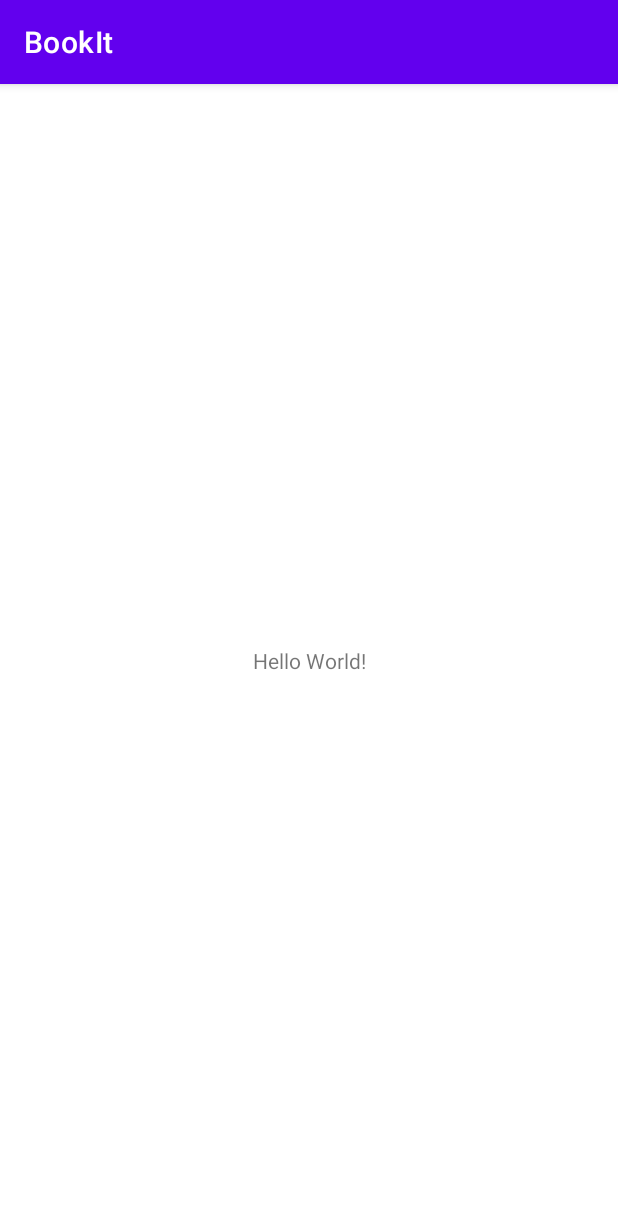
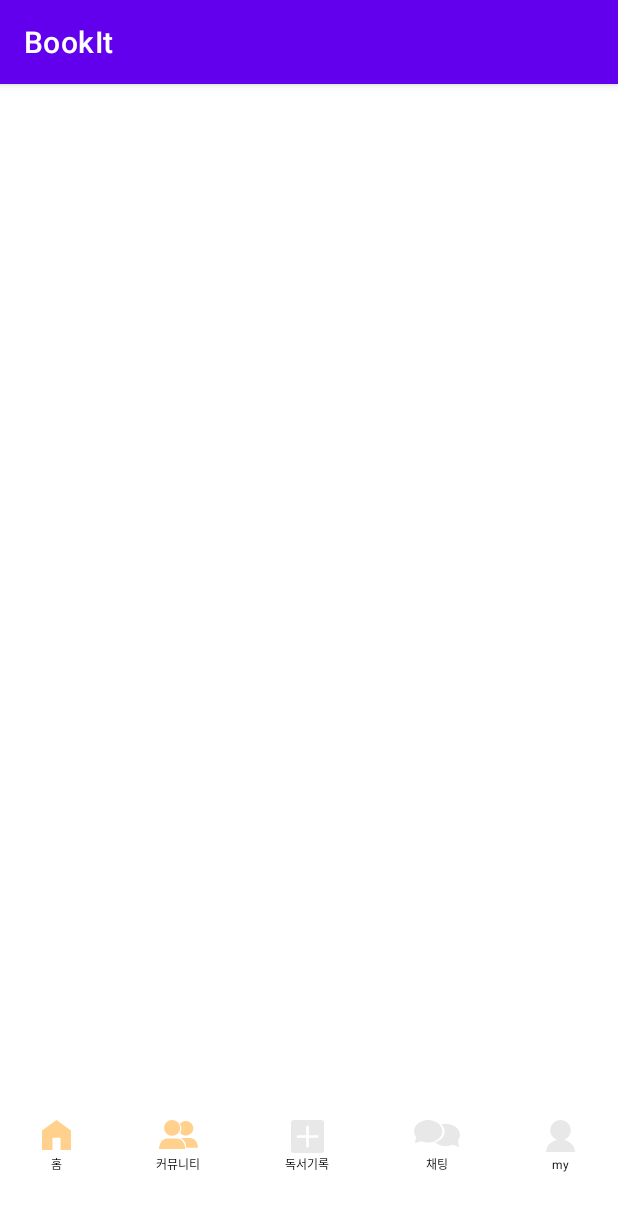
Before and after one commit to haechilim/bookIt, an Android app: the screen it shows after launch (MainActivity), on a phone screen of 412 x 824 dp. Shown: the top 1211 px of the screen. Run offline under Robolectric (Android 15) with nearby library versions, the phone set to English and light mode, and no system bars.

Commit message:
main 화면 bottom bar 디자인 구현

```diff
--- a/app/src/main/AndroidManifest.xml
+++ b/app/src/main/AndroidManifest.xml
@@ -9,7 +9,7 @@
         android:roundIcon="@mipmap/ic_launcher_round"
         android:supportsRtl="true"
         android:theme="@style/Theme.BookIt">
-        <activity android:name=".MainActivity">
+        <activity android:name=".activity.MainActivity">
             <intent-filter>
                 <action android:name="android.intent.action.MAIN" />
 
--- a/app/src/main/java/com/example/bookit/MainActivity.java
+++ b/app/src/main/java/com/example/bookit/activity/MainActivity.java
@@ -1,11 +1,12 @@
-package com.example.bookit;
+package com.example.bookit.activity;
 
 import androidx.appcompat.app.AppCompatActivity;
 
 import android.os.Bundle;
 
+import com.example.bookit.R;
+
 public class MainActivity extends AppCompatActivity {
-
     @Override
     protected void onCreate(Bundle savedInstanceState) {
         super.onCreate(savedInstanceState);
--- /dev/null
+++ b/app/src/main/res/drawable/ic_chatting.xml
@@ -0,0 +1,12 @@
+<vector xmlns:android="http://schemas.android.com/apk/res/android"
+    android:width="30.998dp"
+    android:height="18.202dp"
+    android:viewportWidth="30.998"
+    android:viewportHeight="18.202">
+  <path
+      android:pathData="M9.539,0c-5.268,0 -9.539,3.4 -9.539,7.6A6.47,6.47 0,0 0,1.385 11.556l-0.781,4.188 4.347,-1.468a11.448,11.448 0,0 0,4.588 0.936c5.268,0 9.539,-3.4 9.539,-7.6S14.808,0 9.539,0Z"
+      android:fillColor="#e8e8e8"/>
+  <path
+      android:pathData="M30.998,10.066c0,-4.2 -4.271,-7.6 -9.539,-7.6a11.73,11.73 0,0 0,-3.184 0.434,6.761 6.761,0 0,1 2.317,4.968c0,3.31 -2.652,6.125 -6.355,7.171a10.668,10.668 0,0 0,7.222 2.636,11.448 11.448,0 0,0 4.588,-0.936l4.347,1.468 -0.781,-4.188A6.47,6.47 0,0 0,30.998 10.066Z"
+      android:fillColor="#e8e8e8"/>
+</vector>
--- /dev/null
+++ b/app/src/main/res/drawable/ic_community_color.xml
@@ -0,0 +1,18 @@
+<vector xmlns:android="http://schemas.android.com/apk/res/android"
+    android:width="25.684dp"
+    android:height="19.35dp"
+    android:viewportWidth="25.684"
+    android:viewportHeight="19.35">
+  <path
+      android:pathData="M8.637,5.29m-5.29,0a5.29,5.29 0,1 1,10.58 0a5.29,5.29 0,1 1,-10.58 0"
+      android:fillColor="#ffd18d"/>
+  <path
+      android:pathData="M17.275,19.349h0c0,-3.889 -2.486,-7.042 -5.553,-7.042h-6.17c-3.067,0 -5.553,3.153 -5.553,7.042h17.275Z"
+      android:fillColor="#ffd18d"/>
+  <path
+      android:pathData="M17.708,0.655a4.878,4.878 0,0 0,-3.931 1.984,5.291 5.291,0 0,1 0.059,5.879 4.885,4.885 0,1 0,3.872 -7.864Z"
+      android:fillColor="#ffd18d"/>
+  <path
+      android:pathData="M20.552,12.023h-5.7c-0.121,0 -0.242,0.006 -0.361,0.017a7.119,7.119 0,0 1,3.364 5.848q0.065,0.314 0.108,0.639h7.713C25.684,14.933 23.388,12.023 20.552,12.023Z"
+      android:fillColor="#ffd18d"/>
+</vector>
--- /dev/null
+++ b/app/src/main/res/drawable/ic_home_color.xml
@@ -0,0 +1,9 @@
+<vector xmlns:android="http://schemas.android.com/apk/res/android"
+    android:width="19.534dp"
+    android:height="19.832dp"
+    android:viewportWidth="19.534"
+    android:viewportHeight="19.832">
+  <path
+      android:pathData="M9.766,0.004l-9.767,6.882v12.95h7.058L7.057,11.667h5.418v8.165h7.058L19.533,6.882Z"
+      android:fillColor="#ffd18d"/>
+</vector>
--- /dev/null
+++ b/app/src/main/res/drawable/ic_my.xml
@@ -0,0 +1,12 @@
+<vector xmlns:android="http://schemas.android.com/apk/res/android"
+    android:width="19.022dp"
+    android:height="21.388dp"
+    android:viewportWidth="19.022"
+    android:viewportHeight="21.388">
+  <path
+      android:pathData="M9.511,6.825m-6.825,0a6.825,6.825 0,1 1,13.65 0a6.825,6.825 0,1 1,-13.65 0"
+      android:fillColor="#e8e8e8"/>
+  <path
+      android:pathData="M9.511,12.966c-5.253,0 -9.511,3.771 -9.511,8.422h19.022C19.022,16.737 14.764,12.966 9.511,12.966Z"
+      android:fillColor="#e8e8e8"/>
+</vector>
--- /dev/null
+++ b/app/src/main/res/drawable/ic_reading_diary.xml
@@ -0,0 +1,14 @@
+<vector xmlns:android="http://schemas.android.com/apk/res/android"
+    android:width="21.886dp"
+    android:height="21.886dp"
+    android:viewportWidth="21.886"
+    android:viewportHeight="21.886">
+  <path
+      android:pathData="M2,0L19.886,0A2,2 0,0 1,21.886 2L21.886,19.886A2,2 0,0 1,19.886 21.886L2,21.886A2,2 0,0 1,0 19.886L0,2A2,2 0,0 1,2 0z"
+      android:fillColor="#e8e8e8"/>
+  <path
+      android:pathData="M10.083,18.029L10.083,11.804L3.857,11.804L3.857,10.082L10.083,10.082L10.083,3.857L11.804,3.857L11.804,10.082h6.226L18.03,11.804L11.804,11.804v6.225Z"
+      android:strokeWidth="1"
+      android:fillColor="#fff"
+      android:strokeColor="#00000000"/>
+</vector>
--- a/app/src/main/res/layout/activity_main.xml
+++ b/app/src/main/res/layout/activity_main.xml
@@ -1,18 +1,131 @@
 <?xml version="1.0" encoding="utf-8"?>
-<androidx.constraintlayout.widget.ConstraintLayout xmlns:android="http://schemas.android.com/apk/res/android"
-    xmlns:app="http://schemas.android.com/apk/res-auto"
+<LinearLayout
+    xmlns:android="http://schemas.android.com/apk/res/android"
     xmlns:tools="http://schemas.android.com/tools"
     android:layout_width="match_parent"
     android:layout_height="match_parent"
-    tools:context=".MainActivity">
+    tools:context=".activity.MainActivity"
+    android:orientation="vertical">
 
-    <TextView
-        android:layout_width="wrap_content"
-        android:layout_height="wrap_content"
-        android:text="Hello World!"
-        app:layout_constraintBottom_toBottomOf="parent"
-        app:layout_constraintLeft_toLeftOf="parent"
-        app:layout_constraintRight_toRightOf="parent"
-        app:layout_constraintTop_toTopOf="parent" />
+    <FrameLayout
+        android:layout_width="match_parent"
+        android:layout_height="0dp"
+        android:layout_weight="9" />
 
-</androidx.constraintlayout.widget.ConstraintLayout>
+    <LinearLayout
+        android:layout_width="match_parent"
+        android:layout_height="0dp"
+        android:layout_weight="1"
+        android:orientation="horizontal">
+
+        <LinearLayout
+            android:layout_width="wrap_content"
+            android:layout_height="35dp"
+            android:layout_weight="1"
+            android:orientation="vertical"
+            android:gravity="center_horizontal">
+
+            <ImageView
+                android:layout_width="wrap_content"
+                android:layout_height="wrap_content"
+                android:background="@drawable/ic_home_color"/>
+
+            <TextView
+                android:layout_width="wrap_content"
+                android:layout_height="match_parent"
+                android:text="홈"
+                android:textColor="#000000"
+                android:textSize="8sp"
+                android:textStyle="normal"
+                android:gravity="bottom"/>
+        </LinearLayout>
+
+        <LinearLayout
+            android:layout_width="wrap_content"
+            android:layout_height="35dp"
+            android:layout_weight="1"
+            android:orientation="vertical"
+            android:gravity="center_horizontal">
+
+            <ImageView
+                android:layout_width="wrap_content"
+                android:layout_height="wrap_content"
+                android:background="@drawable/ic_community_color"/>
+
+            <TextView
+                android:layout_width="wrap_content"
+                android:layout_height="match_parent"
+                android:text="커뮤니티"
+                android:textColor="#000000"
+                android:textSize="8sp"
+                android:textStyle="normal"
+                android:gravity="bottom"/>
+        </LinearLayout>
+
+        <LinearLayout
+            android:layout_width="wrap_content"
+            android:layout_height="35dp"
+            android:layout_weight="1"
+            android:orientation="vertical"
+            android:gravity="center_horizontal">
+
+            <ImageView
+                android:layout_width="wrap_content"
+                android:layout_height="wrap_content"
+                android:background="@drawable/ic_reading_diary"/>
+
+            <TextView
+                android:layout_width="wrap_content"
+                android:layout_height="match_parent"
+                android:text="독서기록"
+                android:textColor="#000000"
+                android:textSize="8sp"
+                android:textStyle="normal"
+                android:gravity="bottom"/>
+        </LinearLayout>
+
+        <LinearLayout
+            android:layout_width="wrap_content"
+            android:layout_height="35dp"
+            android:layout_weight="1"
+            android:orientation="vertical"
+            android:gravity="center_horizontal">
+
+            <ImageView
+                android:layout_width="wrap_content"
+                android:layout_height="wrap_content"
+                android:background="@drawable/ic_chatting"/>
+
+            <TextView
+                android:layout_width="wrap_content"
+                android:layout_height="match_parent"
+                android:text="채팅"
+                android:textColor="#000000"
+                android:textSize="8sp"
+                android:textStyle="normal"
+                android:gravity="bottom"/>
+        </LinearLayout>
+
+        <LinearLayout
+            android:layout_width="wrap_content"
+            android:layout_height="35dp"
+            android:layout_weight="1"
+            android:orientation="vertical"
+            android:gravity="center_horizontal">
+
+            <ImageView
+                android:layout_width="wrap_content"
+                android:layout_height="wrap_content"
+                android:background="@drawable/ic_my"/>
+
+            <TextView
+                android:layout_width="wrap_content"
+                android:layout_height="match_parent"
+                android:text="my"
+                android:textColor="#000000"
+                android:textSize="8sp"
+                android:textStyle="normal"
+                android:gravity="bottom"/>
+        </LinearLayout>
+    </LinearLayout>
+</LinearLayout>
```
Also changed, not shown: app/src/main/res/drawable/ic_chatting_color.xml (added, +12 -0 lines), app/src/main/res/drawable/ic_image.xml (added, +16 -0 lines), app/src/main/res/drawable/ic_my_color.xml (added, +12 -0 lines), app/src/main/res/drawable/ic_notice.xml (added, +15 -0 lines), app/src/main/res/drawable/ic_pointer_bottom.xml (added, +13 -0 lines), app/src/main/res/drawable/ic_pointer_right.xml (added, +13 -0 lines), app/src/main/res/drawable/ic_reading_diary_color.xml (added, +14 -0 lines), app/src/main/res/drawable/ic_search.xml (added, +12 -0 lines), app/src/main/res/drawable/ic_write.xml (added, +16 -0 lines).
